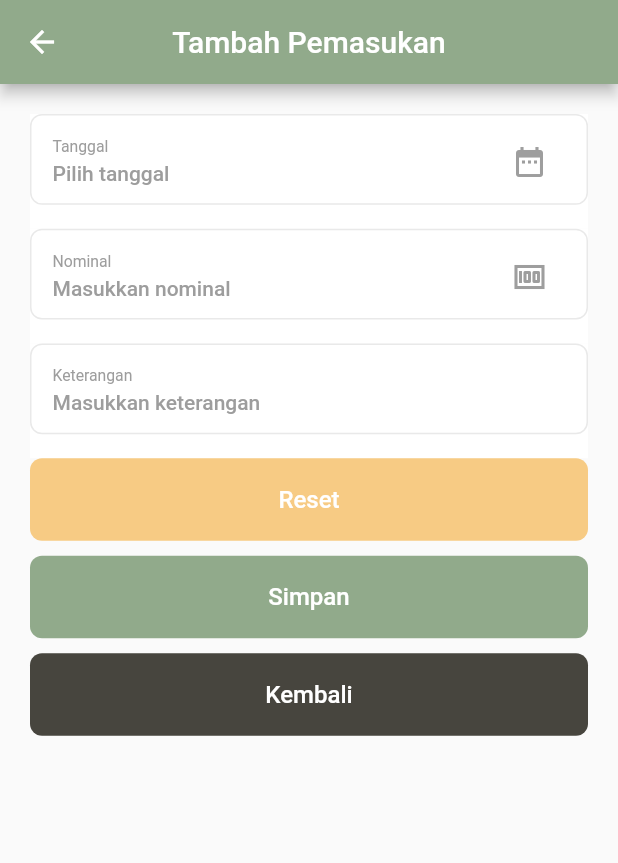
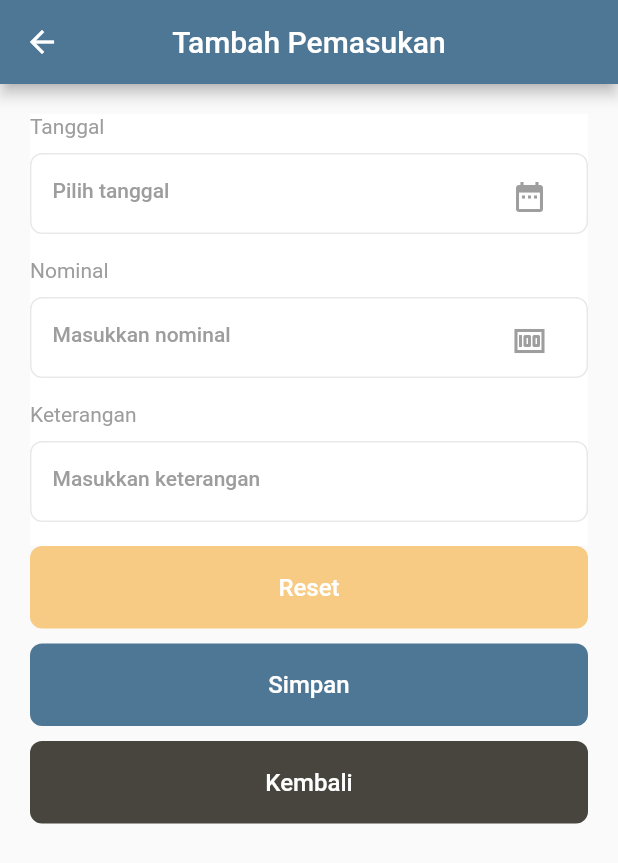
Before and after one commit to siwityasp/my_money_pocket_lsp, a Flutter app: the HomeView screen opened by its route, after a tap on "Tambah Pemasukan", on a phone screen of 412 x 824 dp. Shown: the top 863 px of the screen. Run offline on Flutter 3.47's test engine with Material 2 defaults, Android fonts, the phone set to English and light mode, and no system bars; our stand-ins replace fl_chart, flutter_svg, get, get_storage, sqflite; accounts and stored records are empty; Roboto replaces fonts that are missing (poppins).

Commit message:
Change Layout

```diff
--- a/lib/app/modules/detail_cash_flow/views/widgets/cash_flow_widget.dart
+++ b/lib/app/modules/detail_cash_flow/views/widgets/cash_flow_widget.dart
@@ -56,8 +56,8 @@ class CashFlowWidget extends StatelessWidget {
           ),
           Icon(
             status_income
-                ? Icons.keyboard_arrow_left
-                : Icons.keyboard_arrow_right,
+                ? Icons.subdirectory_arrow_left
+                : Icons.subdirectory_arrow_right,
             size: 40,
             color: status_income ? AppColor.primaryColor : AppColor.secondary,
           ),
--- a/lib/app/modules/home/views/home_view.dart
+++ b/lib/app/modules/home/views/home_view.dart
@@ -30,20 +30,8 @@ class HomeView extends GetView<HomeController> {
                 height: 40,
               ),
               Container(
-                  height: 150, // Tinggi Container
-                  decoration: BoxDecoration(
-                    color: Colors.white,
-                    borderRadius:
-                        BorderRadius.circular(12.0), // Atur radius sudut
-                    boxShadow: [
-                      BoxShadow(
-                        color: Colors.grey.withOpacity(0.5), // Warna shadow
-                        spreadRadius: -5, // Penyebaran shadow
-                        blurRadius: 7, // Blur radius shadow
-                        offset: const Offset(0, 3), // Offset dari shadow (X, Y)
-                      ),
-                    ],
-                  ),
+                  height: 170, // Tinggi Container
+
                   child: Obx(
                     () {
                       int totalIncome = 0;
@@ -62,74 +50,56 @@ class HomeView extends GetView<HomeController> {
                         children: [
                           Container(
                             width: mWidth,
-                            decoration: BoxDecoration(
-                              color: AppColor.primaryColor,
-                              borderRadius: const BorderRadius.only(
-                                topLeft: Radius.circular(12.0),
-                                topRight: Radius.circular(12.0),
-                              ),
-                            ),
                             padding: const EdgeInsets.all(20),
-                            child: const Center(
+                            child: Center(
                               child: Text(
                                 'Rangkuman Bulan Ini',
                                 style: TextStyle(
-                                  color: Colors.white,
+                                  color: AppColor.primaryColor,
                                   fontSize: 14,
-                                  fontWeight: FontWeight.w500,
+                                  fontWeight: FontWeight.w800,
                                 ),
                               ),
                             ),
                           ),
                           Container(
-                            margin: const EdgeInsets.all(20),
-                            child: Row(
+                            width: mWidth,
+                            padding: const EdgeInsets.all(20),
+                            margin: const EdgeInsets.all(10),
+                            decoration: BoxDecoration(
+                              color: AppColor.dark,
+                              borderRadius: BorderRadius.circular(
+                                  12.0), // Atur radius sudut
+                              boxShadow: [
+                                BoxShadow(
+                                  color: Colors.grey
+                                      .withOpacity(0.5), // Warna shadow
+                                  spreadRadius: -5, // Penyebaran shadow
+                                  blurRadius: 7, // Blur radius shadow
+                                  offset: const Offset(
+                                      0, 3), // Offset dari shadow (X, Y)
+                                ),
+                              ],
+                            ),
+                            child: Column(
                               mainAxisAlignment: MainAxisAlignment.spaceAround,
                               children: [
-                                Column(
-                                  children: [
-                                    const Text(
-                                      'Pemasukan',
+                                Text(
+                                  'Pengeluaran ${FormattedNominal(totalExpense)}',
                                   style: TextStyle(
+                                    color: AppColor.contentColorPink,
                                     fontSize: 14,
                                     fontWeight: FontWeight.w500,
                                   ),
                                 ),
-                                    const SizedBox(
-                                      height: 10,
-                                    ),
                                 Text(
-                                      "${FormattedNominal(totalIncome)}", // Format nominal
+                                  "Pemasukan ${FormattedNominal(totalIncome)}",
                                   style: TextStyle(
-                                        color: AppColor.primaryColor,
-                                        fontSize: 16,
-                                        fontWeight: FontWeight.w600,
-                                      ),
-                                    ),
-                                  ],
-                                ),
-                                Column(
-                                  children: [
-                                    const Text(
-                                      'Pengeluaran',
-                                      style: TextStyle(
+                                    color: AppColor.contentColorGreen,
                                     fontSize: 14,
                                     fontWeight: FontWeight.w500,
                                   ),
                                 ),
-                                    const SizedBox(
-                                      height: 10,
-                                    ),
-                                    Text(
-                                      "${FormattedNominal(totalExpense)}", // Format nominal
-                                      style: TextStyle(
-                                        color: AppColor.secondary,
-                                        fontSize: 16,
-                                        fontWeight: FontWeight.w600,
-                                      ),
-                                    ),
-                                  ],
-                                )
                               ],
                             ),
                           )
--- a/lib/app/modules/login/views/login_view.dart
+++ b/lib/app/modules/login/views/login_view.dart
@@ -36,16 +36,20 @@ class LoginView extends GetView<LoginController> {
                 const SizedBox(
                   height: 40,
                 ),
+                Row(
+                  mainAxisAlignment: MainAxisAlignment.center,
+                  crossAxisAlignment: CrossAxisAlignment.center,
+                  children: [
                     const Text(
                       'My Cash Book',
                       style: TextStyle(
                         fontSize: 24,
                         fontFamily: 'poppins',
-                    fontWeight: FontWeight.w800,
+                        fontWeight: FontWeight.w600,
                       ),
                     ),
                     const Text(
-                  'Version 1.0',
+                      'V 1.0',
                       style: TextStyle(
                         fontSize: 14,
                         fontFamily: 'poppins',
@@ -53,21 +57,12 @@ class LoginView extends GetView<LoginController> {
                       ),
                     ),
                   ],
+                )
+              ],
             ),
             Column(
               crossAxisAlignment: CrossAxisAlignment.start,
               children: [
-                const Text(
-                  'LOGIN',
-                  style: TextStyle(
-                    fontSize: 20,
-                    fontFamily: 'poppins',
-                    fontWeight: FontWeight.w600,
-                  ),
-                ),
-                const SizedBox(
-                  height: 40,
-                ),
                 CustomInput(
                   controller: controller.usernameC,
                   label: "Username",
--- a/lib/app/utils/app_color.dart
+++ b/lib/app/utils/app_color.dart
@@ -6,7 +6,7 @@ class AppColor {
     begin: Alignment.topCenter,
     end: Alignment.bottomCenter,
   );
-  static Color primaryColor = Color(0xff91AA8B);
+  static Color primaryColor = Color(0xff4D7795);
   static Color primarySoft = Color(0xff004AAD);
   static Color primaryExtraSoft = Color(0xFFEFF3FC);
   static Color secondary = Color(0xFFCB8C9B);
--- a/lib/app/utils/database_helper.dart
+++ b/lib/app/utils/database_helper.dart
@@ -7,7 +7,7 @@ import 'package:sqflite/sqflite.dart';
 class DatabaseHelper {
   static final DatabaseHelper instance = DatabaseHelper._privateConstructor();
 
-  static const _databaseName = 'my_database.db';
+  static const _databaseName = 'me_database.db';
   static const _databaseVersion = 1;
   final box = GetStorage();
 
--- a/lib/app/widgets/custom_input.dart
+++ b/lib/app/widgets/custom_input.dart
@@ -37,7 +37,20 @@ class _CustomInputState extends State<CustomInput> {
   Widget build(BuildContext context) {
     return Material(
       color: Colors.white,
-      child: Container(
+      child: Column(
+        crossAxisAlignment: CrossAxisAlignment.start,
+        children: [
+          Text(
+            widget.label,
+            style: TextStyle(
+              color: AppColor.secondarySoft,
+              fontSize: 14,
+            ),
+          ),
+          SizedBox(
+            height: 10,
+          ),
+          Container(
             width: MediaQuery.of(context).size.width,
             padding: EdgeInsets.only(left: 14, right: 14, top: 4),
             margin: widget.margin,
@@ -109,13 +122,6 @@ class _CustomInputState extends State<CustomInput> {
               },
               decoration: InputDecoration(
                 suffixIcon: widget.suffixIcon ?? SizedBox(),
-            label: Text(
-              widget.label,
-              style: TextStyle(
-                color: AppColor.secondarySoft,
-                fontSize: 14,
-              ),
-            ),
                 floatingLabelBehavior: FloatingLabelBehavior.always,
                 border: InputBorder.none,
                 hintText: widget.hint,
@@ -128,6 +134,8 @@ class _CustomInputState extends State<CustomInput> {
               ),
             ),
           ),
+        ],
+      ),
     );
   }
 }
```
Also changed, not shown: assets/images/icon_cash_flow.png, assets/images/icon_expense.png, assets/images/icon_income.png, assets/images/icon_setting.png, assets/images/logo.png. Lines whose indentation alone changed are shown as unchanged.
